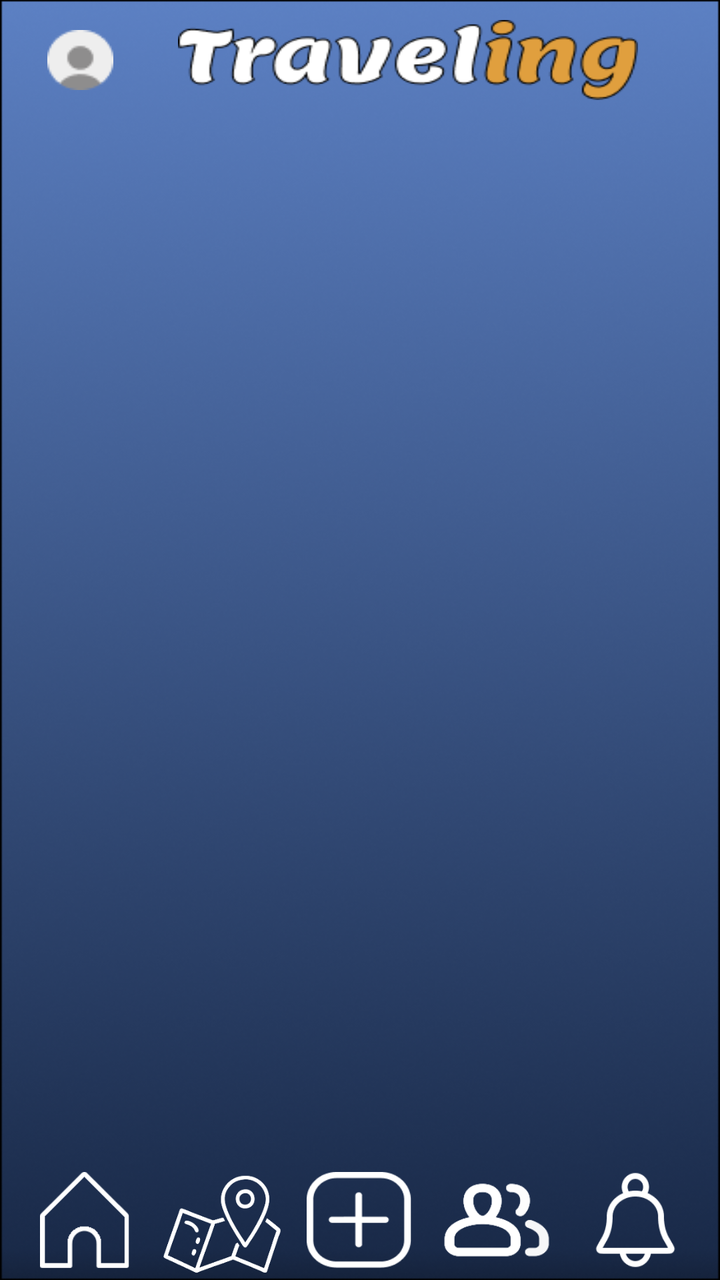
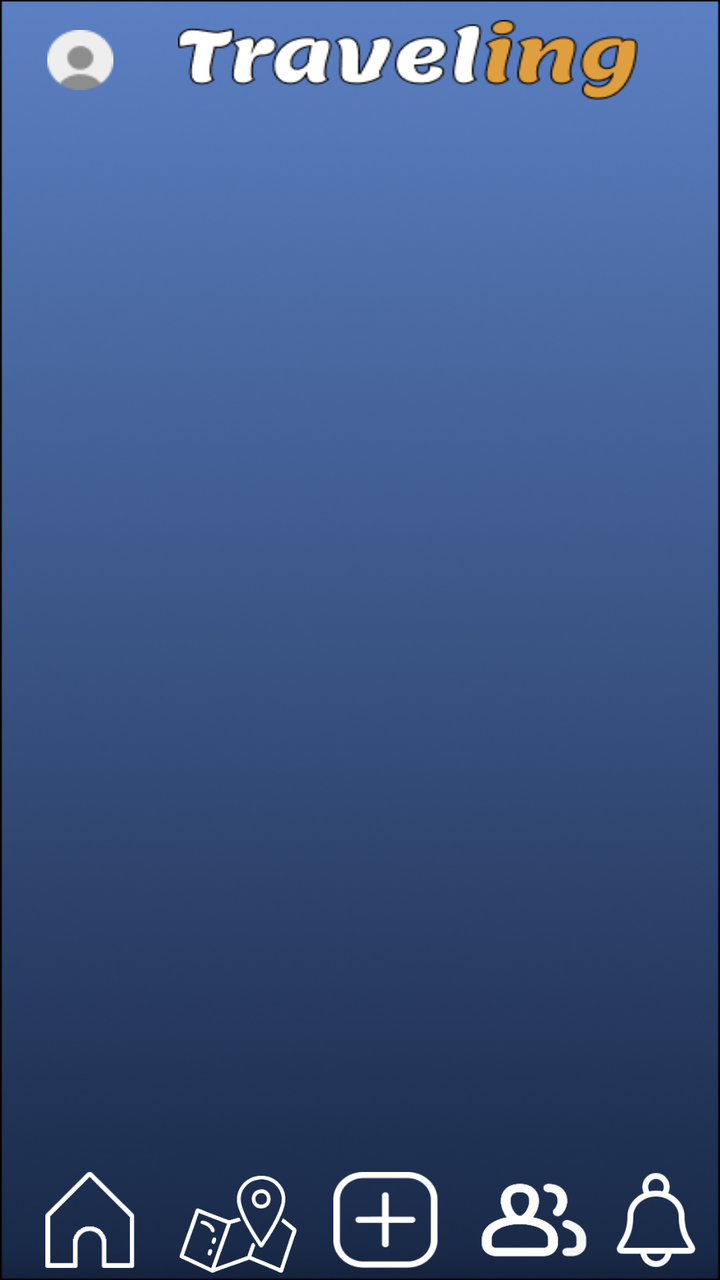

The first picture is an Android layout as it rendered before a commit; the second is the same layout after the commit. The layout source and the unified diff follow.
<!-- AndroidManifest.xml: application theme Theme.Traveling -->
<!-- res/layout/activity_main.xml -->
<?xml version="1.0" encoding="utf-8"?>
<LinearLayout xmlns:android="http://schemas.android.com/apk/res/android"
    android:layout_width="match_parent"
    android:layout_height="match_parent"
    android:orientation="vertical"
    android:background="@drawable/bck"
    android:fitsSystemWindows="true">

    
    <LinearLayout
        android:layout_width="match_parent"
        android:layout_height="60dp"
        android:orientation="horizontal"
        android:gravity="center_vertical"
        android:paddingStart="16dp"
        android:paddingEnd="16dp">

        
        <ImageButton
            android:id="@+id/btnProfile"
            android:layout_width="48dp"
            android:layout_height="48dp"
            android:src="@drawable/ic_guest_avatar"
            android:background="?attr/selectableItemBackgroundBorderless"
            android:contentDescription="Profile" />

        <View
            android:layout_width="25dp"
            android:layout_height="0dp" />

        
        <TextView
            android:layout_width="230dp"
            android:layout_height="40dp"
            android:gravity="center"
            android:background="@drawable/traveling"
            android:contentDescription="Traveling logo" />

        

    </LinearLayout>

    <FrameLayout
        android:layout_width="match_parent"
        android:layout_height="match_parent"
        android:layout_weight="1"
        android:id="@+id/fragmentLayout">

    </FrameLayout>

    
    <LinearLayout
        android:layout_width="match_parent"
        android:layout_height="60dp"
        android:orientation="horizontal"
        android:gravity="center"
        android:paddingStart="8dp"
        android:paddingEnd="8dp">

        <ImageButton
            android:id="@+id/navHome"
            android:layout_width="48dp"
            android:layout_height="48dp"
            android:layout_weight="1"
            android:scaleType="centerInside"
            android:src="@drawable/icon_home"
            android:background="@null"
            android:contentDescription="Home" />

        <ImageButton
            android:id="@+id/navTravelPath"
            android:layout_width="48dp"
            android:layout_height="48dp"
            android:layout_weight="1"
            android:scaleType="centerInside"
            android:src="@drawable/icon_map"
            android:background="@null"
            android:translationY="5dp"
            android:scaleX="1.7"
            android:scaleY="1.7"
            android:contentDescription="Map" />

        <ImageButton
            android:id="@+id/navPost"
            android:layout_width="48dp"
            android:layout_height="48dp"
            android:layout_weight="1"
            android:scaleType="centerInside"
            android:src="@drawable/icon_plus"
            android:background="@null"
            android:contentDescription="New Post" />

        <ImageButton
            android:id="@+id/navGroups"
            android:layout_width="48dp"
            android:layout_height="48dp"
            android:layout_weight="1"
            android:scaleType="centerInside"
            android:src="@drawable/icon_contact"
            android:background="@null"
            android:contentDescription="Groups" />

        <ImageButton
            android:id="@+id/navNotifications"
            android:layout_width="48dp"
            android:layout_height="48dp"
            android:layout_weight="1"
            android:scaleType="centerInside"
            android:src="@drawable/icon_bell"
            android:background="@null"
            android:scaleX="1.1"
            android:scaleY="1.1"
            android:contentDescription="Notifications" />

    </LinearLayout>

</LinearLayout>
<!-- resources referenced by this layout -->
<resources>
  <!-- drawable bck: png bitmap (drawable, 207456 bytes) -->
  <!-- drawable ic_guest_avatar: png bitmap (drawable, 868 bytes) -->
  <!-- drawable icon_bell (drawable) -->
  <?xml version="1.0" encoding="utf-8"?>
  <selector xmlns:android="http://schemas.android.com/apk/res/android"
      android:color="?attr/colorControlHighlight">
  
      
      <item
          android:state_selected="true"
          android:drawable="@drawable/icon_bell_selected" />
  
      
      <item
          android:drawable="@drawable/icon_bell_unselected" />
  
  </selector>
  <!-- drawable icon_contact (drawable) -->
  <?xml version="1.0" encoding="utf-8"?>
  <selector xmlns:android="http://schemas.android.com/apk/res/android"
      android:color="?attr/colorControlHighlight">
  
      
      <item
          android:state_selected="true"
          android:drawable="@drawable/icon_contact_selected" />
  
      
      <item
          android:drawable="@drawable/icon_contact_unselected" />
  
  </selector>
  <!-- drawable icon_home (drawable) -->
  <?xml version="1.0" encoding="utf-8"?>
  <selector xmlns:android="http://schemas.android.com/apk/res/android"
      android:color="?attr/colorControlHighlight">
  
      
      <item
          android:state_selected="true"
          android:drawable="@drawable/icon_home_selected" />
  
      
      <item
          android:drawable="@drawable/icon_home_unselected" />
  
  </selector>
  <!-- drawable icon_map (drawable) -->
  <?xml version="1.0" encoding="utf-8"?>
  <selector xmlns:android="http://schemas.android.com/apk/res/android"
      android:color="?attr/colorControlHighlight">
  
      
      <item
          android:state_selected="true"
          android:drawable="@drawable/icon_map_selected" />
  
      
      <item
          android:drawable="@drawable/icon_map_unselected" />
  
  </selector>
  <!-- drawable icon_plus (drawable) -->
  <?xml version="1.0" encoding="utf-8"?>
  <selector xmlns:android="http://schemas.android.com/apk/res/android"
      android:color="?attr/colorControlHighlight">
  
      
      <item
          android:state_selected="true"
          android:drawable="@drawable/icon_plus_selected" />
  
      
      <item
          android:drawable="@drawable/icon_plus_unselected" />
  
  </selector>
  <!-- drawable traveling: png bitmap (drawable, 6269 bytes) -->
  <style name="Theme.Traveling" parent="Base.Theme.Traveling" />
  <!-- drawable icon_bell_selected: png bitmap (drawable, 671 bytes) -->
  <!-- drawable icon_bell_unselected: png bitmap (drawable, 2081 bytes) -->
  <!-- drawable icon_contact_selected: png bitmap (drawable, 2539 bytes) -->
  <!-- drawable icon_contact_unselected: png bitmap (drawable, 2824 bytes) -->
  <!-- drawable icon_home_selected: png bitmap (drawable, 1020 bytes) -->
  <!-- drawable icon_home_unselected: png bitmap (drawable, 884 bytes) -->
  <!-- drawable icon_map_selected: png bitmap (drawable, 1812 bytes) -->
  <!-- drawable icon_map_unselected: png bitmap (drawable, 4764 bytes) -->
  <!-- drawable icon_plus_selected: png bitmap (drawable, 1364 bytes) -->
  <!-- drawable icon_plus_unselected: png bitmap (drawable, 1749 bytes) -->
  <style name="Base.Theme.Traveling" parent="Theme.AppCompat.Light.NoActionBar">
          
          
          <item name="textAllCaps">false</item>
          <item name="android:textStyle">normal</item>
          <item name="android:fontFamily">sans-serif</item>
  
          <item name="colorPrimary">@color/orange</item>
          <item name="colorPrimaryDark">@color/orange</item>
          <item name="colorAccent">@color/orange</item>
          <item name="android:colorButtonNormal">@color/orange</item>
      </style>
  <color name="orange">#E09F3E</color>
</resources>

<!-- the commit's change to res/layout/activity_main.xml (unified diff, before → after) -->
@@ -100,17 +100,38 @@
             android:background="@null"
             android:contentDescription="Groups" />
 
-        <ImageButton
-            android:id="@+id/navNotifications"
-            android:layout_width="48dp"
-            android:layout_height="48dp"
-            android:layout_weight="1"
-            android:scaleType="centerInside"
-            android:src="@drawable/icon_bell"
-            android:background="@null"
-            android:scaleX="1.1"
-            android:scaleY="1.1"
-            android:contentDescription="Notifications" />
+        <FrameLayout
+            android:layout_width="wrap_content"
+            android:layout_height="wrap_content">
+
+            <ImageButton
+                android:id="@+id/navNotifications"
+                android:layout_width="48dp"
+                android:layout_height="48dp"
+                android:layout_weight="1"
+                android:scaleType="centerInside"
+                android:src="@drawable/icon_bell"
+                android:background="@null"
+                android:scaleX="1.1"
+                android:scaleY="1.1"
+                android:contentDescription="Notifications" />
+
+            <TextView
+                android:id="@+id/tvNotifBadge"
+                android:layout_width="18dp"
+                android:layout_height="18dp"
+                android:layout_gravity="top|end"
+                android:layout_marginTop="2dp"
+                android:layout_marginEnd="2dp"
+                android:background="@drawable/bg_notif_badge"
+                android:gravity="center"
+                android:textColor="#FFFFFF"
+                android:textSize="10sp"
+                android:textStyle="bold"
+                android:visibility="gone" />
+
+        </FrameLayout>
+
 
     </LinearLayout>
 
<!-- resource entries referenced after the edit -->
@@ -1,6 +1,12 @@
 <!-- resources referenced by this layout -->
 <resources>
   <!-- drawable bck: png bitmap (drawable, 207456 bytes) -->
+  <!-- drawable bg_notif_badge (drawable) -->
+  <?xml version="1.0" encoding="utf-8"?>
+  <shape xmlns:android="http://schemas.android.com/apk/res/android"
+      android:shape="oval">
+      <solid android:color="#E53935" />
+  </shape>
   <!-- drawable ic_guest_avatar: png bitmap (drawable, 868 bytes) -->
   <!-- drawable icon_bell (drawable) -->
   <?xml version="1.0" encoding="utf-8"?>
